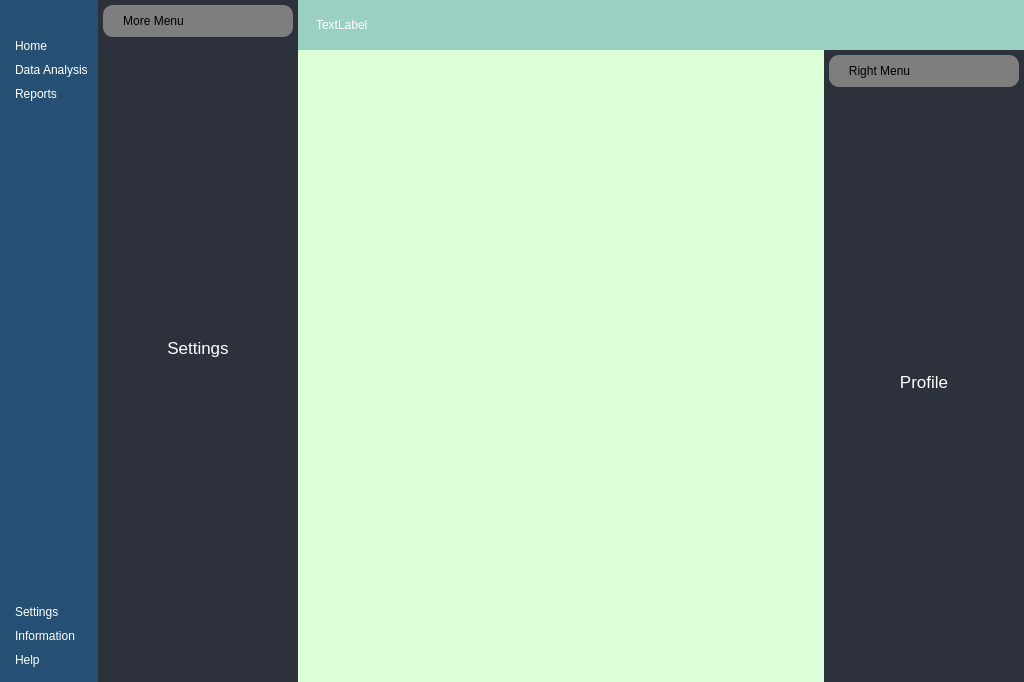
Old version of the form MainWindow.ui in the repository fasitahir/Peach-Tree.
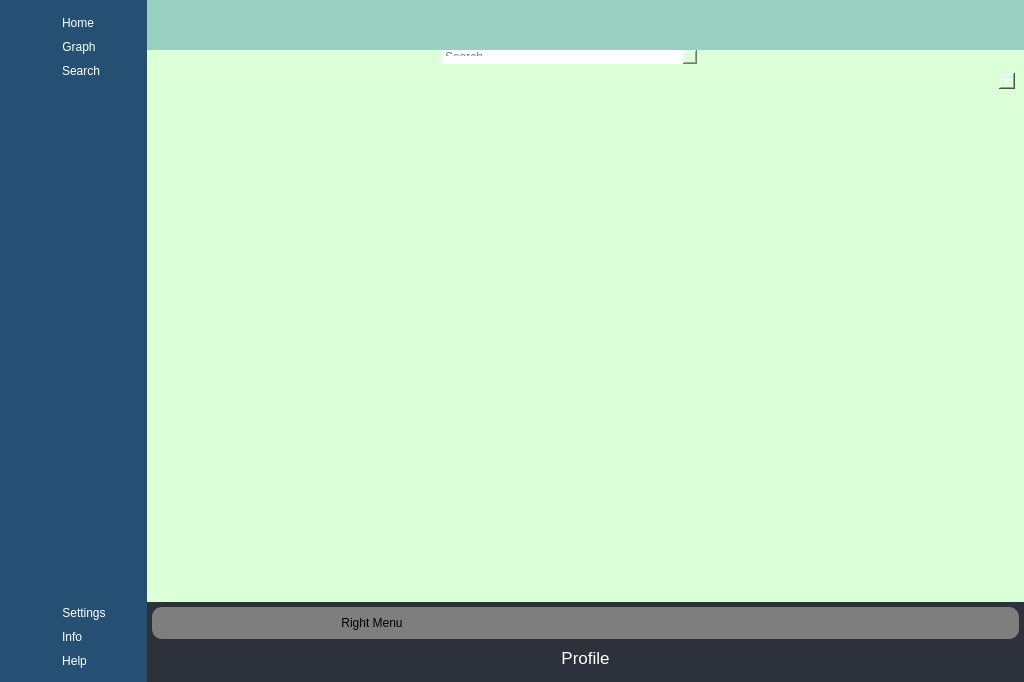
New version of the form. Icons and pictures are not drawn.

```diff
--- a/MainWindow.ui
+++ b/MainWindow.ui
@@ -30,7 +30,7 @@
 
 }
 
-#leftMenuSubContainer, #rightMenuSubContainer{
+#leftMenuSubContainer, #rightMenuSubContainer, #centerMenuSubContainer{
 	
 	background-color: rgb(38, 80, 115);
 }
@@ -40,10 +40,16 @@
 	border-top-left-radius: 10px;
 	border-bottom-left-radius: 10px;
 }
-#centerMenuSubContainer{
+#centertMenuSubContainer QPushButton{
+	text-align:left;
+	padding: 5px 10px;
+	border-top-left-radius: 10px;
+	border-bottom-left-radius: 10px;
+}
+#centerMenuContainer{
 	background-color: rgb(44, 49, 60);
 }
-#frame_4, #frame_9 {
+#frame_9 {
 	
 	background-color: rgb(126, 126, 126);
 	
@@ -53,6 +59,12 @@
 #headerContainer{
 	
 	background-color: rgb(44, 49, 60);
+	border-color: rgb(85, 0, 255);
+}
+
+#graphBtn{
+	
+	color: rgb(170, 0, 0);
 }</string>
   </property>
   <widget class="QWidget" name="centralwidget">
@@ -75,7 +87,7 @@
     <property name="bottomMargin">
      <number>0</number>
     </property>
-    <item alignment="Qt::AlignLeft">
+    <item>
      <widget class="QWidget" name="leftMenuContainer" native="true">
       <layout class="QVBoxLayout" name="verticalLayout">
        <property name="spacing">
@@ -93,7 +105,7 @@
        <property name="bottomMargin">
         <number>0</number>
        </property>
-       <item alignment="Qt::AlignLeft">
+       <item>
         <widget class="QWidget" name="leftMenuSubContainer" native="true">
          <layout class="QVBoxLayout" name="verticalLayout_2">
           <property name="spacing">
@@ -111,53 +123,6 @@
           <property name="bottomMargin">
            <number>0</number>
           </property>
-          <item alignment="Qt::AlignTop">
-           <widget class="QFrame" name="frame">
-            <property name="frameShape">
-             <enum>QFrame::StyledPanel</enum>
-            </property>
-            <property name="frameShadow">
-             <enum>QFrame::Raised</enum>
-            </property>
-            <layout class="QVBoxLayout" name="verticalLayout_5">
-             <property name="spacing">
-              <number>0</number>
-             </property>
-             <property name="leftMargin">
-              <number>0</number>
-             </property>
-             <property name="topMargin">
-              <number>0</number>
-             </property>
-             <property name="rightMargin">
-              <number>0</number>
-             </property>
-             <property name="bottomMargin">
-              <number>0</number>
-             </property>
-             <item>
-              <widget class="QPushButton" name="menuButton">
-               <property name="toolTip">
-                <string>Menu</string>
-               </property>
-               <property name="text">
-                <string/>
-               </property>
-               <property name="icon">
-                <iconset resource="resources.qrc">
-                 <normaloff>:/icons/icons/align-justify.svg</normaloff>:/icons/icons/align-justify.svg</iconset>
-               </property>
-               <property name="iconSize">
-                <size>
-                 <width>24</width>
-                 <height>24</height>
-                </size>
-               </property>
-              </widget>
-             </item>
-            </layout>
-           </widget>
-          </item>
           <item alignment="Qt::AlignTop">
            <widget class="QFrame" name="frame_2">
             <property name="sizePolicy">
@@ -197,7 +162,7 @@
                 <string notr="true"/>
                </property>
                <property name="text">
-                <string>Home</string>
+                <string/>
                </property>
                <property name="icon">
                 <iconset resource="resources.qrc">
@@ -209,6 +174,9 @@
                  <height>24</height>
                 </size>
                </property>
+               <property name="checkable">
+                <bool>true</bool>
+               </property>
               </widget>
              </item>
              <item>
@@ -217,7 +185,7 @@
                 <string>Data Analysis</string>
                </property>
                <property name="text">
-                <string>Data Analysis</string>
+                <string/>
                </property>
                <property name="icon">
                 <iconset resource="resources.qrc">
@@ -237,7 +205,7 @@
                 <string>Reports</string>
                </property>
                <property name="text">
-                <string>Reports</string>
+                <string/>
                </property>
                <property name="icon">
                 <iconset resource="resources.qrc">
@@ -297,7 +265,7 @@
                 <string>Go to Settings</string>
                </property>
                <property name="text">
-                <string>Settings</string>
+                <string/>
                </property>
                <property name="icon">
                 <iconset resource="resources.qrc">
@@ -317,7 +285,7 @@
                 <string>Information about the App</string>
                </property>
                <property name="text">
-                <string>Information</string>
+                <string/>
                </property>
                <property name="icon">
                 <iconset resource="resources.qrc">
@@ -337,7 +305,7 @@
                 <string>Get more help</string>
                </property>
                <property name="text">
-                <string>Help</string>
+                <string/>
                </property>
                <property name="icon">
                 <iconset resource="resources.qrc">
@@ -364,7 +332,7 @@
      <widget class="QWidget" name="centerMenuContainer" native="true">
       <property name="minimumSize">
        <size>
-        <width>200</width>
+        <width>90</width>
         <height>0</height>
        </size>
       </property>
@@ -385,11 +353,11 @@
         <widget class="QWidget" name="centerMenuSubContainer" native="true">
          <property name="minimumSize">
           <size>
-           <width>200</width>
+           <width>90</width>
            <height>0</height>
           </size>
          </property>
-         <layout class="QVBoxLayout" name="verticalLayout_7">
+         <layout class="QVBoxLayout" name="verticalLayout_9">
           <property name="spacing">
            <number>0</number>
           </property>
@@ -397,44 +365,119 @@
            <number>5</number>
           </property>
           <property name="topMargin">
-           <number>5</number>
+           <number>0</number>
           </property>
           <property name="rightMargin">
-           <number>5</number>
+           <number>0</number>
           </property>
           <property name="bottomMargin">
-           <number>5</number>
+           <number>0</number>
           </property>
           <item>
            <widget class="QFrame" name="frame_4">
+            <property name="sizePolicy">
+             <sizepolicy hsizetype="Preferred" vsizetype="Preferred">
+              <horstretch>0</horstretch>
+              <verstretch>0</verstretch>
+             </sizepolicy>
+            </property>
             <property name="frameShape">
              <enum>QFrame::StyledPanel</enum>
             </property>
             <property name="frameShadow">
              <enum>QFrame::Raised</enum>
             </property>
-            <layout class="QHBoxLayout" name="horizontalLayout_2">
+            <layout class="QVBoxLayout" name="verticalLayout_5">
+             <property name="spacing">
+              <number>10</number>
+             </property>
+             <property name="leftMargin">
+              <number>0</number>
+             </property>
+             <property name="topMargin">
+              <number>16</number>
+             </property>
+             <property name="rightMargin">
+              <number>0</number>
+             </property>
              <item>
-              <widget class="QLabel" name="label">
+              <widget class="QPushButton" name="homeBtn_2">
+               <property name="sizePolicy">
+                <sizepolicy hsizetype="Fixed" vsizetype="Fixed">
+                 <horstretch>0</horstretch>
+                 <verstretch>0</verstretch>
+                </sizepolicy>
+               </property>
+               <property name="toolTip">
+                <string>Home</string>
+               </property>
                <property name="styleSheet">
-                <string notr="true">color: rgb(0, 0, 0);</string>
+                <string notr="true"/>
                </property>
                <property name="text">
-                <string>More Menu</string>
+                <string>Home</string>
                </property>
-               <property name="alignment">
-                <set>Qt::AlignCenter</set>
+               <property name="icon">
+                <iconset resource="resources.qrc">
+                 <normaloff>:/icons/icons/home.svg</normaloff>:/icons/icons/home.svg</iconset>
                </property>
+               <property name="iconSize">
+                <size>
+                 <width>24</width>
+                 <height>24</height>
+                </size>
+               </property>
+               <property name="checkable">
+                <bool>true</bool>
+               </property>
               </widget>
              </item>
-             <item alignment="Qt::AlignRight">
-              <widget class="QPushButton" name="pushButton">
+             <item>
+              <widget class="QPushButton" name="dataBtn_2">
+               <property name="sizePolicy">
+                <sizepolicy hsizetype="Fixed" vsizetype="Fixed">
+                 <horstretch>0</horstretch>
+                 <verstretch>0</verstretch>
+                </sizepolicy>
+               </property>
+               <property name="toolTip">
+                <string>Data Analysis</string>
+               </property>
                <property name="text">
-                <string/>
+                <string>Graph</string>
                </property>
                <property name="icon">
                 <iconset resource="resources.qrc">
-                 <normaloff>:/icons/icons/x-circle.svg</normaloff>:/icons/icons/x-circle.svg</iconset>
+                 <normaloff>:/icons/icons/list.svg</normaloff>:/icons/icons/list.svg</iconset>
+               </property>
+               <property name="iconSize">
+                <size>
+                 <width>24</width>
+                 <height>24</height>
+                </size>
+               </property>
+               <property name="flat">
+                <bool>false</bool>
+               </property>
+              </widget>
+             </item>
+             <item>
+              <widget class="QPushButton" name="searchBtn_2">
+               <property name="sizePolicy">
+                <sizepolicy hsizetype="Fixed" vsizetype="Fixed">
+                 <horstretch>0</horstretch>
+                 <verstretch>0</verstretch>
+                </sizepolicy>
+               </property>
+               <property name="toolTip">
+                <string>Reports</string>
+               </property>
+               <property name="text">
+                <string>Search</string>
+               </property>
+               <property name="icon">
+                <iconset resource="resources.qrc">
+                 <normaloff>:/icons/icons/search.svg</normaloff>:/icons/icons/search.svg</iconset>
                </property>
                <property name="iconSize">
                 <size>
@@ -448,76 +491,17 @@
            </widget>
           </item>
           <item>
-           <widget class="QStackedWidget" name="leftStackedWidget">
-            <property name="minimumSize">
+           <spacer name="verticalSpacer_2">
+            <property name="orientation">
+             <enum>Qt::Vertical</enum>
+            </property>
+            <property name="sizeHint" stdset="0">
              <size>
-              <width>0</width>
-              <height>0</height>
+              <width>20</width>
+              <height>30</height>
              </size>
             </property>
-            <property name="currentIndex">
-             <number>0</number>
-            </property>
-            <widget class="QWidget" name="SettingPage">
-             <layout class="QVBoxLayout" name="verticalLayout_8">
-              <item>
-               <widget class="QLabel" name="label_2">
-                <property name="font">
-                 <font>
-                  <pointsize>13</pointsize>
-                  <weight>50</weight>
-                  <bold>false</bold>
-                 </font>
-                </property>
-                <property name="text">
-                 <string>Settings</string>
-                </property>
-                <property name="alignment">
-                 <set>Qt::AlignCenter</set>
-                </property>
-               </widget>
-              </item>
-             </layout>
-            </widget>
-            <widget class="QWidget" name="helpPage">
-             <layout class="QVBoxLayout" name="verticalLayout_10">
-              <item>
-               <widget class="QLabel" name="label_4">
-                <property name="font">
-                 <font>
-                  <pointsize>13</pointsize>
-                 </font>
-                </property>
-                <property name="text">
-                 <string>Help</string>
-                </property>
-                <property name="alignment">
-                 <set>Qt::AlignCenter</set>
-                </property>
-               </widget>
-              </item>
-             </layout>
-            </widget>
-            <widget class="QWidget" name="informationPage">
-             <layout class="QVBoxLayout" name="verticalLayout_9">
-              <item>
-               <widget class="QLabel" name="label_3">
-                <property name="font">
-                 <font>
-                  <pointsize>13</pointsize>
-                 </font>
-                </property>
-                <property name="text">
-                 <string>Infoamtion</string>
-                </property>
-                <property name="alignment">
-                 <set>Qt::AlignCenter</set>
-                </property>
-               </widget>
-              </item>
-             </layout>
-            </widget>
-           </widget>
+           </spacer>
           </item>
           <item>
            <widget class="QFrame" name="frame_5">
@@ -527,7 +511,104 @@
             <property name="frameShadow">
              <enum>QFrame::Raised</enum>
             </property>
-            <layout class="QHBoxLayout" name="horizontalLayout_3"/>
+            <layout class="QVBoxLayout" name="verticalLayout_7">
+             <property name="spacing">
+              <number>10</number>
+             </property>
+             <property name="leftMargin">
+              <number>0</number>
+             </property>
+             <property name="topMargin">
+              <number>0</number>
+             </property>
+             <property name="rightMargin">
+              <number>0</number>
+             </property>
+             <property name="bottomMargin">
+              <number>14</number>
+             </property>
+             <item>
+              <widget class="QPushButton" name="settingBtn_2">
+               <property name="sizePolicy">
+                <sizepolicy hsizetype="Fixed" vsizetype="Fixed">
+                 <horstretch>0</horstretch>
+                 <verstretch>0</verstretch>
+                </sizepolicy>
+               </property>
+               <property name="toolTip">
+                <string>Go to Settings</string>
+               </property>
+               <property name="text">
+                <string>Settings</string>
+               </property>
+               <property name="icon">
+                <iconset resource="resources.qrc">
+                 <normaloff>:/icons/icons/settings.svg</normaloff>:/icons/icons/settings.svg</iconset>
+               </property>
+               <property name="iconSize">
+                <size>
+                 <width>24</width>
+                 <height>24</height>
+                </size>
+               </property>
+              </widget>
+             </item>
+             <item>
+              <widget class="QPushButton" name="infoBtn_2">
+               <property name="sizePolicy">
+                <sizepolicy hsizetype="Fixed" vsizetype="Fixed">
+                 <horstretch>0</horstretch>
+                 <verstretch>0</verstretch>
+                </sizepolicy>
+               </property>
+               <property name="toolTip">
+                <string>Information about the App</string>
+               </property>
+               <property name="layoutDirection">
+                <enum>Qt::LeftToRight</enum>
+               </property>
+               <property name="text">
+                <string>Info</string>
+               </property>
+               <property name="icon">
+                <iconset resource="resources.qrc">
+                 <normaloff>:/icons/icons/info.svg</normaloff>:/icons/icons/info.svg</iconset>
+               </property>
+               <property name="iconSize">
+                <size>
+                 <width>24</width>
+                 <height>24</height>
+                </size>
+               </property>
+              </widget>
+             </item>
+             <item>
+              <widget class="QPushButton" name="helpBtn_2">
+               <property name="sizePolicy">
+                <sizepolicy hsizetype="Fixed" vsizetype="Fixed">
+                 <horstretch>0</horstretch>
+                 <verstretch>0</verstretch>
+                </sizepolicy>
+               </property>
+               <property name="toolTip">
+                <string>Get more help</string>
+               </property>
+               <property name="text">
+                <string>Help</string>
+               </property>
+               <property name="icon">
+                <iconset resource="resources.qrc">
+                 <normaloff>:/icons/icons/help-circle.svg</normaloff>:/icons/icons/help-circle.svg</iconset>
+               </property>
+               <property name="iconSize">
+                <size>
+                 <width>24</width>
+                 <height>24</height>
+                </size>
+               </property>
+              </widget>
+             </item>
+            </layout>
            </widget>
           </item>
          </layout>
@@ -579,9 +660,25 @@
             </property>
             <layout class="QHBoxLayout" name="horizontalLayout_7">
              <item>
-              <widget class="QLabel" name="label_5">
+              <widget class="QPushButton" name="menuButton">
+               <property name="toolTip">
+                <string>Menu</string>
+               </property>
                <property name="text">
-                <string>TextLabel</string>
+                <string/>
+               </property>
+               <property name="icon">
+                <iconset resource="resources.qrc">
+                 <normaloff>:/icons/icons/align-justify.svg</normaloff>:/icons/icons/align-justify.svg</iconset>
+               </property>
+               <property name="iconSize">
+                <size>
+                 <width>24</width>
+                 <height>24</height>
+                </size>
+               </property>
+               <property name="checkable">
+                <bool>true</bool>
                </property>
               </widget>
              </item>
@@ -733,7 +830,239 @@
          </layout>
         </widget>
        </item>
-       <item alignment="Qt::AlignRight">
+       <item>
+        <widget class="QStackedWidget" name="stackedWidget">
+         <property name="currentIndex">
+          <number>2</number>
+         </property>
+         <widget class="QWidget" name="graphPage">
+          <layout class="QVBoxLayout" name="verticalLayout_8">
+           <property name="spacing">
+            <number>0</number>
+           </property>
+           <property name="leftMargin">
+            <number>0</number>
+           </property>
+           <property name="topMargin">
+            <number>0</number>
+           </property>
+           <property name="rightMargin">
+            <number>0</number>
+           </property>
+           <property name="bottomMargin">
+            <number>0</number>
+           </property>
+           <item>
+            <widget class="QFrame" name="graphFrame">
+             <property name="frameShape">
+              <enum>QFrame::StyledPanel</enum>
+             </property>
+             <property name="frameShadow">
+              <enum>QFrame::Raised</enum>
+             </property>
+             <widget class="QPushButton" name="graphBtn">
+              <property name="geometry">
+               <rect>
+                <x>20</x>
+                <y>10</y>
+                <width>121</width>
+                <height>31</height>
+               </rect>
+              </property>
+              <property name="font">
+               <font>
+                <pointsize>12</pointsize>
+                <weight>75</weight>
+                <bold>true</bold>
+               </font>
+              </property>
+              <property name="styleSheet">
+               <string notr="true">QPushButton{
+background-color:transparent;
+	background:transparent;
+}</string>
+              </property>
+              <property name="text">
+               <string>Create Graph</string>
+              </property>
+             </widget>
+            </widget>
+           </item>
+          </layout>
+         </widget>
+         <widget class="QWidget" name="homePage"/>
+         <widget class="QWidget" name="searchPage">
+          <layout class="QVBoxLayout" name="verticalLayout_10">
+           <property name="spacing">
+            <number>0</number>
+           </property>
+           <property name="leftMargin">
+            <number>0</number>
+           </property>
+           <property name="topMargin">
+            <number>0</number>
+           </property>
+           <property name="rightMargin">
+            <number>0</number>
+           </property>
+           <property name="bottomMargin">
+            <number>0</number>
+           </property>
+           <item alignment="Qt::AlignTop">
+            <widget class="QFrame" name="searchFrame">
+             <property name="styleSheet">
+              <string notr="true">#frame_11{
+	background-color: transparent;
+}
+#searchBar{
+	background-color: rgb(255, 255, 255);
+	color: rgb(0, 0, 0);
+}</string>
+             </property>
+             <property name="frameShape">
+              <enum>QFrame::StyledPanel</enum>
+             </property>
+             <property name="frameShadow">
+              <enum>QFrame::Raised</enum>
+             </property>
+             <layout class="QVBoxLayout" name="verticalLayout_16">
+              <property name="spacing">
+               <number>0</number>
+              </property>
+              <property name="leftMargin">
+               <number>0</number>
+              </property>
+              <property name="topMargin">
+               <number>0</number>
+              </property>
+              <property name="rightMargin">
+               <number>0</number>
+              </property>
+              <property name="bottomMargin">
+               <number>0</number>
+              </property>
+              <item alignment="Qt::AlignHCenter|Qt::AlignTop">
+               <widget class="QFrame" name="frame">
+                <property name="frameShape">
+                 <enum>QFrame::StyledPanel</enum>
+                </property>
+                <property name="frameShadow">
+                 <enum>QFrame::Raised</enum>
+                </property>
+                <layout class="QVBoxLayout" name="verticalLayout_17">
+                 <property name="spacing">
+                  <number>0</number>
+                 </property>
+                 <property name="leftMargin">
+                  <number>0</number>
+                 </property>
+                 <property name="topMargin">
+                  <number>0</number>
+                 </property>
+                 <property name="rightMargin">
+                  <number>0</number>
+                 </property>
+                 <property name="bottomMargin">
+                  <number>0</number>
+                 </property>
+                 <item alignment="Qt::AlignTop">
+                  <widget class="QFrame" name="frame_11">
+                   <property name="sizePolicy">
+                    <sizepolicy hsizetype="Fixed" vsizetype="Preferred">
+                     <horstretch>0</horstretch>
+                     <verstretch>0</verstretch>
+                    </sizepolicy>
+                   </property>
+                   <property name="styleSheet">
+                    <string notr="true"/>
+                   </property>
+                   <property name="frameShape">
+                    <enum>QFrame::StyledPanel</enum>
+                   </property>
+                   <property name="frameShadow">
+                    <enum>QFrame::Raised</enum>
+                   </property>
+                   <layout class="QHBoxLayout" name="horizontalLayout_2">
+                    <property name="spacing">
+                     <number>0</number>
+                    </property>
+                    <property name="leftMargin">
+                     <number>0</number>
+                    </property>
+                    <property name="topMargin">
+                     <number>0</number>
+                    </property>
+                    <property name="rightMargin">
+                     <number>0</number>
+                    </property>
+                    <property name="bottomMargin">
+                     <number>0</number>
+                    </property>
+                    <item alignment="Qt::AlignTop">
+                     <widget class="QTextEdit" name="searchBar">
+                      <property name="sizePolicy">
+                       <sizepolicy hsizetype="Minimum" vsizetype="Ignored">
+                        <horstretch>0</horstretch>
+                        <verstretch>0</verstretch>
+                       </sizepolicy>
+                      </property>
+                      <property name="placeholderText">
+                       <string>Search</string>
+                      </property>
+                     </widget>
+                    </item>
+                    <item alignment="Qt::AlignHCenter|Qt::AlignVCenter">
+                     <widget class="QPushButton" name="pushButton">
+                      <property name="sizePolicy">
+                       <sizepolicy hsizetype="Preferred" vsizetype="Preferred">
+                        <horstretch>0</horstretch>
+                        <verstretch>0</verstretch>
+                       </sizepolicy>
+                      </property>
+                      <property name="text">
+                       <string/>
+                      </property>
+                      <property name="icon">
+                       <iconset resource="resources.qrc">
+                        <normaloff>:/icons/icons/search.svg</normaloff>:/icons/icons/search.svg</iconset>
+                      </property>
+                      <property name="iconSize">
+                       <size>
+                        <width>24</width>
+                        <height>24</height>
+                       </size>
+                      </property>
+                     </widget>
+                    </item>
+                   </layout>
+                  </widget>
+                 </item>
+                </layout>
+               </widget>
+              </item>
+              <item>
+               <widget class="QFrame" name="frame_10">
+                <property name="frameShape">
+                 <enum>QFrame::StyledPanel</enum>
+                </property>
+                <property name="frameShadow">
+                 <enum>QFrame::Raised</enum>
+                </property>
+                <layout class="QVBoxLayout" name="verticalLayout_18">
+                 <item>
+                  <widget class="QComboBox" name="searchResult"/>
+                 </item>
+                </layout>
+               </widget>
+              </item>
+             </layout>
+            </widget>
+           </item>
+          </layout>
+         </widget>
+        </widget>
+       </item>
+       <item alignment="Qt::AlignBottom">
         <widget class="QWidget" name="mainBodyContent" native="true">
          <layout class="QHBoxLayout" name="horizontalLayout_8">
           <property name="spacing">
@@ -754,7 +1083,7 @@
           <item>
            <widget class="QWidget" name="mainContentsContainer" native="true"/>
           </item>
-          <item alignment="Qt::AlignRight">
+          <item>
            <widget class="QWidget" name="rightMenuContainer" native="true">
             <property name="minimumSize">
              <size>
@@ -817,7 +1146,7 @@
                 <property name="bottomMargin">
                  <number>5</number>
                 </property>
-                <item>
+                <item alignment="Qt::AlignBottom">
                  <widget class="QFrame" name="frame_9">
                   <property name="styleSheet">
                    <string notr="true">#frame_9{
```
Left out of the diff: 7 changed lines with no effect on the pictures.
